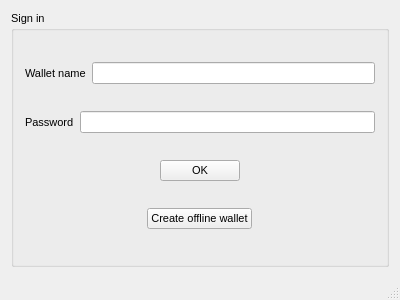
This is offline_wallet/mainwindow.ui in bmstu-iu8-2018-project/wallet as Qt 5 draws it before an edit. The edited form follows.
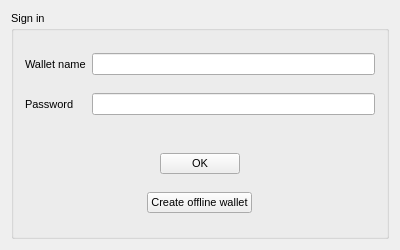
This is the edited form.

The edit to the form file:
```diff
--- a/offline_wallet/mainwindow.ui
+++ b/offline_wallet/mainwindow.ui
@@ -7,7 +7,7 @@
     <x>0</x>
     <y>0</y>
     <width>400</width>
-    <height>300</height>
+    <height>250</height>
    </rect>
   </property>
   <property name="windowTitle">
@@ -61,7 +61,7 @@
             </font>
            </property>
            <property name="text">
-            <string>Password</string>
+            <string>Password    </string>
            </property>
           </widget>
          </item>
@@ -74,6 +74,19 @@
          </item>
         </layout>
        </item>
+       <item>
+        <spacer name="horizontalSpacer">
+         <property name="orientation">
+          <enum>Qt::Horizontal</enum>
+         </property>
+         <property name="sizeHint" stdset="0">
+          <size>
+           <width>40</width>
+           <height>20</height>
+          </size>
+         </property>
+        </spacer>
+       </item>
        <item alignment="Qt::AlignHCenter">
         <widget class="QPushButton" name="authorization">
          <property name="font">
@@ -98,7 +111,6 @@
     </item>
    </layout>
   </widget>
-  <widget class="QStatusBar" name="statusBar"/>
  </widget>
  <layoutdefault spacing="6" margin="11"/>
  <resources/>
```
